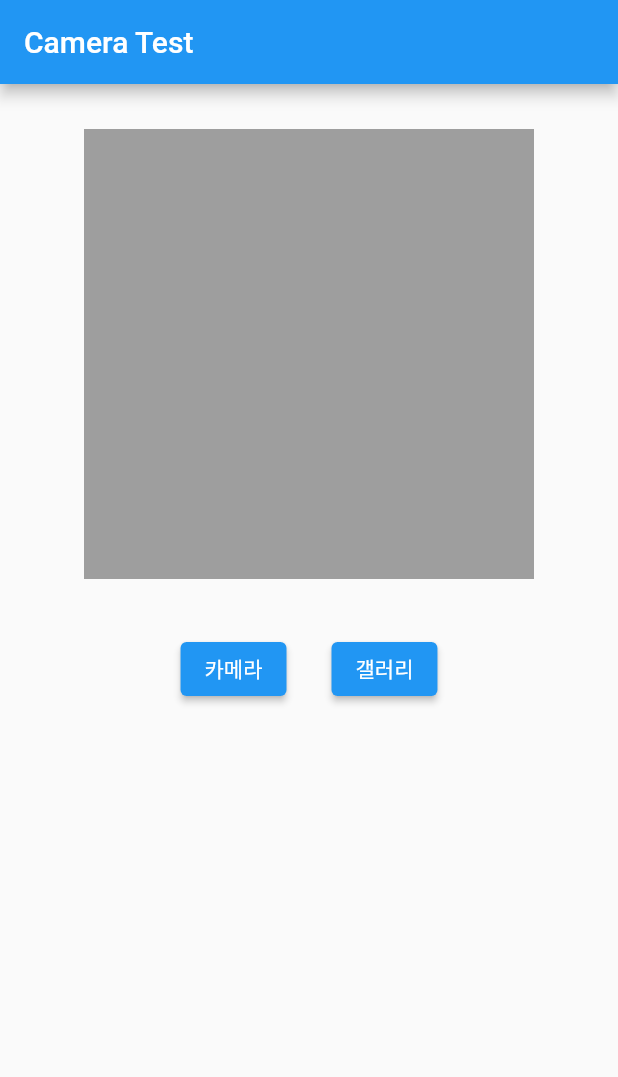
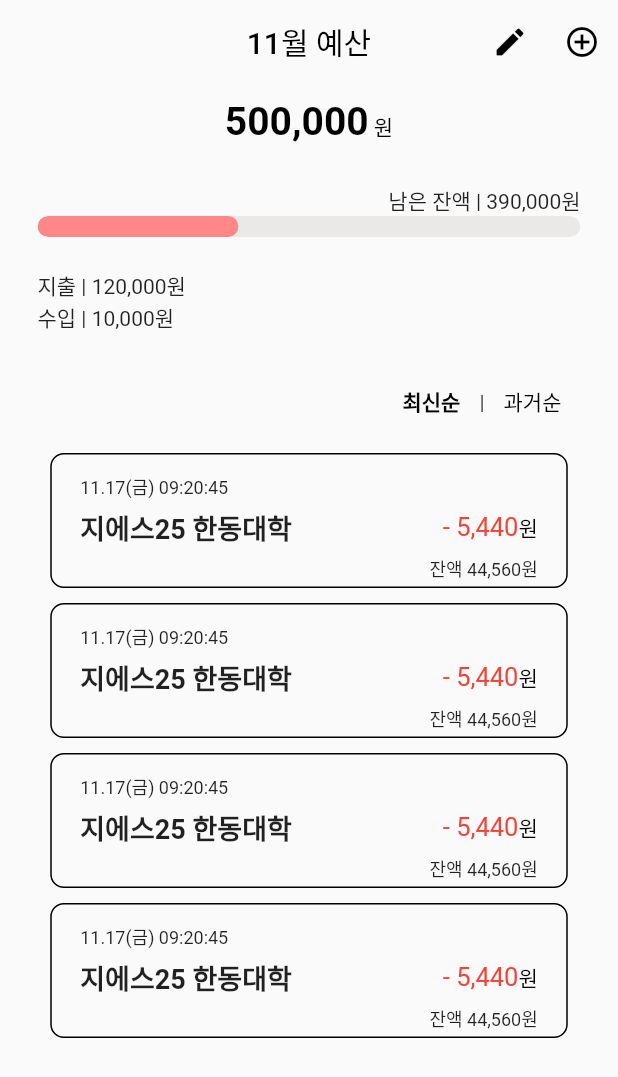
Before and after one commit to minyoung10/moapp_project, a Flutter app: the screen it shows after launch, on a phone screen of 412 x 824 dp. Shown: the top 1077 px of the screen. Run offline on Flutter 3.47's test engine with Material 2 defaults, Android fonts, the phone set to English and light mode, and no system bars; drawn by our look-alikes of percent_indicator; our stand-ins replace image_picker; missing offline and left inert: google_ml_kit.

Commit message:
add pages

```diff
--- /dev/null
+++ b/lib/add.dart
@@ -0,0 +1,115 @@
+import 'dart:io';
+
+import 'package:flutter/material.dart';
+import 'package:google_ml_kit/google_ml_kit.dart';
+import 'package:image_picker/image_picker.dart';
+
+class AddPage extends StatefulWidget {
+  const AddPage({super.key});
+
+  @override
+  State<AddPage> createState() => _AddPageState();
+}
+
+class _AddPageState extends State<AddPage> {
+  XFile? _image; //이미지를 담을 변수 선언
+  final ImagePicker picker = ImagePicker(); //ImagePicker 초기화
+  String scannedText = ""; // textRecognizer로 인식된 텍스트를 담을 String
+
+  //이미지를 가져오는 함수
+  Future getImage(ImageSource imageSource) async {
+    //pickedFile에 ImagePicker로 가져온 이미지가 담긴다.
+    final XFile? pickedFile = await picker.pickImage(source: imageSource);
+    if (pickedFile != null) {
+      setState(() {
+        _image = XFile(pickedFile.path); //가져온 이미지를 _image에 저장
+      });
+      getRecognizedText(_image!); // 이미지를 가져온 뒤 텍스트 인식 실행
+    }
+  }
+
+  void getRecognizedText(XFile image) async {
+    // XFile 이미지를 InputImage 이미지로 변환
+    final InputImage inputImage = InputImage.fromFilePath(image.path);
+
+    // textRecognizer 초기화, 이때 script에 인식하고자하는 언어를 인자로 넘겨줌
+    // ex) 영어는 script: TextRecognitionScript.latin, 한국어는 script: TextRecognitionScript.korean
+    final textRecognizer =
+        GoogleMlKit.vision.textRecognizer(script: TextRecognitionScript.latin);
+
+    // 이미지의 텍스트 인식해서 recognizedText에 저장
+    RecognizedText recognizedText =
+        await textRecognizer.processImage(inputImage);
+
+    // Release resources
+    await textRecognizer.close();
+
+    // 인식한 텍스트 정보를 scannedText에 저장
+    scannedText = "";
+    for (TextBlock block in recognizedText.blocks) {
+      for (TextLine line in block.lines) {
+        scannedText = "$scannedText${line.text}\n";
+      }
+    }
+
+    setState(() {});
+  }
+
+  @override
+  Widget build(BuildContext context) {
+    return MaterialApp(
+      home: Scaffold(
+        appBar: AppBar(title: const Text("Camera Test")),
+        body: Column(
+          crossAxisAlignment: CrossAxisAlignment.center,
+          children: [
+            const SizedBox(height: 30, width: double.infinity),
+            _buildPhotoArea(),
+            _buildRecognizedText(),
+            const SizedBox(height: 20),
+            _buildButton(),
+          ],
+        ),
+      ),
+    );
+  }
+
+  Widget _buildPhotoArea() {
+    return _image != null
+        ? SizedBox(
+            width: 300,
+            height: 300,
+            child: Image.file(File(_image!.path)), //가져온 이미지를 화면에 띄워주는 코드
+          )
+        : Container(
+            width: 300,
+            height: 300,
+            color: Colors.grey,
+          );
+  }
+
+  Widget _buildRecognizedText() {
+    return Text(scannedText); //getRecognizedText()에서 얻은 scannedText 값 출력
+  }
+
+  Widget _buildButton() {
+    return Row(
+      mainAxisAlignment: MainAxisAlignment.center,
+      children: [
+        ElevatedButton(
+          onPressed: () {
+            getImage(ImageSource.camera); //getImage 함수를 호출해서 카메라로 찍은 사진 가져오기
+          },
+          child: const Text("카메라"),
+        ),
+        const SizedBox(width: 30),
+        ElevatedButton(
+          onPressed: () {
+            getImage(ImageSource.gallery); //getImage 함수를 호출해서 갤러리에서 사진 가져오기
+          },
+          child: const Text("갤러리"),
+        ),
+      ],
+    );
+  }
+}
--- /dev/null
+++ b/lib/app.dart
@@ -0,0 +1,20 @@
+import 'package:flutter/material.dart';
+
+import 'add.dart';
+import 'home.dart';
+
+class MyApp extends StatelessWidget {
+  const MyApp({super.key});
+
+  @override
+  Widget build(BuildContext context) {
+    return MaterialApp(
+      title: 'Receipt',
+      initialRoute: '/',
+      routes: {
+        '/': (BuildContext context) => const HomePage(),
+        '/add': (BuildContext context) => const AddPage(),
+      },
+    );
+  }
+}
--- /dev/null
+++ b/lib/home.dart
@@ -0,0 +1,167 @@
+import 'package:flutter/material.dart';
+import 'package:percent_indicator/linear_percent_indicator.dart';
+
+class HomePage extends StatefulWidget {
+  const HomePage({super.key});
+
+  @override
+  State<HomePage> createState() => _HomePageState();
+}
+
+class _HomePageState extends State<HomePage> {
+  bool isRecent = true;
+
+  Container transContainer() {
+    return Container(
+      padding: const EdgeInsets.fromLTRB(19, 12, 19, 12),
+      width: 345,
+      height: 90,
+      decoration: BoxDecoration(
+        borderRadius: BorderRadius.circular(9),
+        border: Border.all()
+      ),
+      child: Column(
+        crossAxisAlignment: CrossAxisAlignment.start,
+        children: [
+          const Text("11.17(금) 09:20:45", style: TextStyle(fontSize: 12)),
+          const SizedBox(height: 5),
+          Row(
+            mainAxisAlignment: MainAxisAlignment.spaceBetween,
+            children: [
+              const Text("지에스25 한동대학", style: TextStyle(fontWeight: FontWeight.bold, fontSize: 18)),
+              RichText(
+                text: const TextSpan(
+                  text: "- 5,440",
+                  style: TextStyle(fontSize: 17, color: Colors.red),
+                  children: [
+                    TextSpan(text: '원', style: TextStyle(fontSize: 14, color: Colors.black))
+                  ]
+                ),
+              ),
+            ],
+          ),
+          const SizedBox(height: 5),
+          const Align(
+            alignment: Alignment.centerRight,
+            child: Text("잔액 44,560원", style: TextStyle(fontSize: 12)),
+          )
+        ],
+
+      ),
+    );
+  }
+  @override
+  Widget build(BuildContext context) {
+    return Scaffold(
+      appBar: AppBar(
+        backgroundColor: Colors.transparent,
+        elevation: 0,
+        title: const Text('11월 예산', style: TextStyle(color: Colors.black)),
+        centerTitle: true,
+        actions: [
+          IconButton(
+            onPressed: (){},
+            icon: const Icon(Icons.edit_rounded,
+            semanticLabel: 'edit',
+            color: Colors.black,),
+          ),
+          IconButton(
+            onPressed: (){},
+            icon: const Icon(Icons.add_circle_outline,
+            semanticLabel: 'add',
+            color: Colors.black,),
+          ),
+        ],
+      ),
+      body: Padding(
+        padding: const EdgeInsets.fromLTRB(25, 10, 25, 25),
+        child: Column(
+          children: [
+            Center(
+              child: RichText(
+                text: const TextSpan(
+                  text: "500,000",
+                  style: TextStyle(fontWeight: FontWeight.bold, fontSize: 26, color: Colors.black),
+                  children: [
+                    TextSpan(text: ' 원', style: TextStyle(fontWeight: FontWeight.w400, fontSize: 14, color: Colors.black)),
+                  ]
+                )
+              ),
+            ),
+            const SizedBox(height: 27),
+            const Align(
+              alignment: Alignment.bottomRight,
+              child: Text("남은 잔액 | 390,000원"),
+            ),
+            ClipRRect(
+                borderRadius: BorderRadius.circular(9),
+                child: Container(
+                  width: double.infinity,
+                  decoration: BoxDecoration(
+                    borderRadius: BorderRadius.circular(10),
+                  ),
+                  child: LinearPercentIndicator(
+                    padding: EdgeInsets.zero,
+                    percent: 0.37,
+                    lineHeight: 14,
+                    backgroundColor: const Color(0xFFEAE9E8),
+                    barRadius: const Radius.circular(10),
+                    progressColor: const Color(0xFFFF8787),
+                  ),
+                ),
+              ),
+            const SizedBox(height: 22),
+            const Align(
+              alignment: Alignment.centerLeft,
+              child: Column(
+                crossAxisAlignment: CrossAxisAlignment.start,
+                children: [
+                  Text("지출 | 120,000원"),
+                  Text("수입 | 10,000원"),
+                ],
+              ),
+            ),
+            const SizedBox(height: 22),
+            Row(
+              mainAxisAlignment: MainAxisAlignment.end,
+              children: [
+                TextButton(
+                  onPressed: () {
+                    setState(() {
+                      isRecent = !isRecent;
+                    });
+                  },
+                  child: Text("최신순", style: TextStyle(fontWeight: isRecent ? FontWeight.bold : FontWeight.w400, color: Colors.black)),
+                ),
+                const Text('|'),
+                TextButton(
+                  onPressed: () {
+                    setState(() {
+                      isRecent = !isRecent;
+                    });
+                  },
+                  child: Text("과거순", style: TextStyle(fontWeight: !isRecent ? FontWeight.bold : FontWeight.w400, color: Colors.black)),
+                ),
+              ],
+            ),
+            const SizedBox(height: 10),
+            SizedBox(
+              height: 400,
+              child: ListView.builder(
+                itemCount: 5,
+                itemBuilder: (BuildContext context, int index) {
+                  return Column(
+                    children: [
+                      transContainer(),
+                      const SizedBox(height: 10)
+                    ],
+                  );
+                },
+              ),
+            )
+          ],
+        ),
+      ),
+    );
+  }
+}
--- a/lib/main.dart
+++ b/lib/main.dart
@@ -1,119 +1,7 @@
-import 'dart:io';
+import 'package:flutter/material.dart';
 
-import 'package:flutter/material.dart';
-import 'package:google_ml_kit/google_ml_kit.dart';
-import 'package:image_picker/image_picker.dart';
+import 'app.dart';
 
 void main() {
   runApp(const MyApp());
 }
-
-class MyApp extends StatefulWidget {
-  const MyApp({Key? key}) : super(key: key);
-
-  @override
-  State<MyApp> createState() => _MyAppState();
-}
-
-class _MyAppState extends State<MyApp> {
-  XFile? _image; //이미지를 담을 변수 선언
-  final ImagePicker picker = ImagePicker(); //ImagePicker 초기화
-  String scannedText = ""; // textRecognizer로 인식된 텍스트를 담을 String
-
-  //이미지를 가져오는 함수
-  Future getImage(ImageSource imageSource) async {
-    //pickedFile에 ImagePicker로 가져온 이미지가 담긴다.
-    final XFile? pickedFile = await picker.pickImage(source: imageSource);
-    if (pickedFile != null) {
-      setState(() {
-        _image = XFile(pickedFile.path); //가져온 이미지를 _image에 저장
-      });
-      getRecognizedText(_image!); // 이미지를 가져온 뒤 텍스트 인식 실행
-    }
-  }
-
-  void getRecognizedText(XFile image) async {
-    // XFile 이미지를 InputImage 이미지로 변환
-    final InputImage inputImage = InputImage.fromFilePath(image.path);
-
-    // textRecognizer 초기화, 이때 script에 인식하고자하는 언어를 인자로 넘겨줌
-    // ex) 영어는 script: TextRecognitionScript.latin, 한국어는 script: TextRecognitionScript.korean
-    final textRecognizer =
-        GoogleMlKit.vision.textRecognizer(script: TextRecognitionScript.latin);
-
-    // 이미지의 텍스트 인식해서 recognizedText에 저장
-    RecognizedText recognizedText =
-        await textRecognizer.processImage(inputImage);
-
-    // Release resources
-    await textRecognizer.close();
-
-    // 인식한 텍스트 정보를 scannedText에 저장
-    scannedText = "";
-    for (TextBlock block in recognizedText.blocks) {
-      for (TextLine line in block.lines) {
-        scannedText = scannedText + line.text + "\n";
-      }
-    }
-
-    setState(() {});
-  }
-
-  @override
-  Widget build(BuildContext context) {
-    return MaterialApp(
-      home: Scaffold(
-        appBar: AppBar(title: Text("Camera Test")),
-        body: Column(
-          crossAxisAlignment: CrossAxisAlignment.center,
-          children: [
-            SizedBox(height: 30, width: double.infinity),
-            _buildPhotoArea(),
-            _buildRecognizedText(),
-            SizedBox(height: 20),
-            _buildButton(),
-          ],
-        ),
-      ),
-    );
-  }
-
-  Widget _buildPhotoArea() {
-    return _image != null
-        ? Container(
-            width: 300,
-            height: 300,
-            child: Image.file(File(_image!.path)), //가져온 이미지를 화면에 띄워주는 코드
-          )
-        : Container(
-            width: 300,
-            height: 300,
-            color: Colors.grey,
-          );
-  }
-
-  Widget _buildRecognizedText() {
-    return Text(scannedText); //getRecognizedText()에서 얻은 scannedText 값 출력
-  }
-
-  Widget _buildButton() {
-    return Row(
-      mainAxisAlignment: MainAxisAlignment.center,
-      children: [
-        ElevatedButton(
-          onPressed: () {
-            getImage(ImageSource.camera); //getImage 함수를 호출해서 카메라로 찍은 사진 가져오기
-          },
-          child: Text("카메라"),
-        ),
-        SizedBox(width: 30),
-        ElevatedButton(
-          onPressed: () {
-            getImage(ImageSource.gallery); //getImage 함수를 호출해서 갤러리에서 사진 가져오기
-          },
-          child: Text("갤러리"),
-        ),
-      ],
-    );
-  }
-}
--- a/pubspec.yaml
+++ b/pubspec.yaml
@@ -19,7 +19,7 @@ publish_to: 'none' # Remove this line if you wish to publish to pub.dev
 version: 1.0.0+1
 
 environment:
-  sdk: '>=3.1.5 <4.0.0'
+  sdk: '>=3.1.0 <4.0.0'
 
 # Dependencies specify other packages that your package needs in order to work.
 # To automatically upgrade your package dependencies to the latest versions
@@ -38,6 +38,7 @@ dependencies:
   google_mlkit_text_recognition: ^0.11.0
   google_ml_kit: ^0.16.3
   image_picker: ^1.0.4
+  percent_indicator: ^4.2.3
 
 dev_dependencies:
   flutter_test:
```
Also changed, not shown: pubspec.lock, 1 other file.
